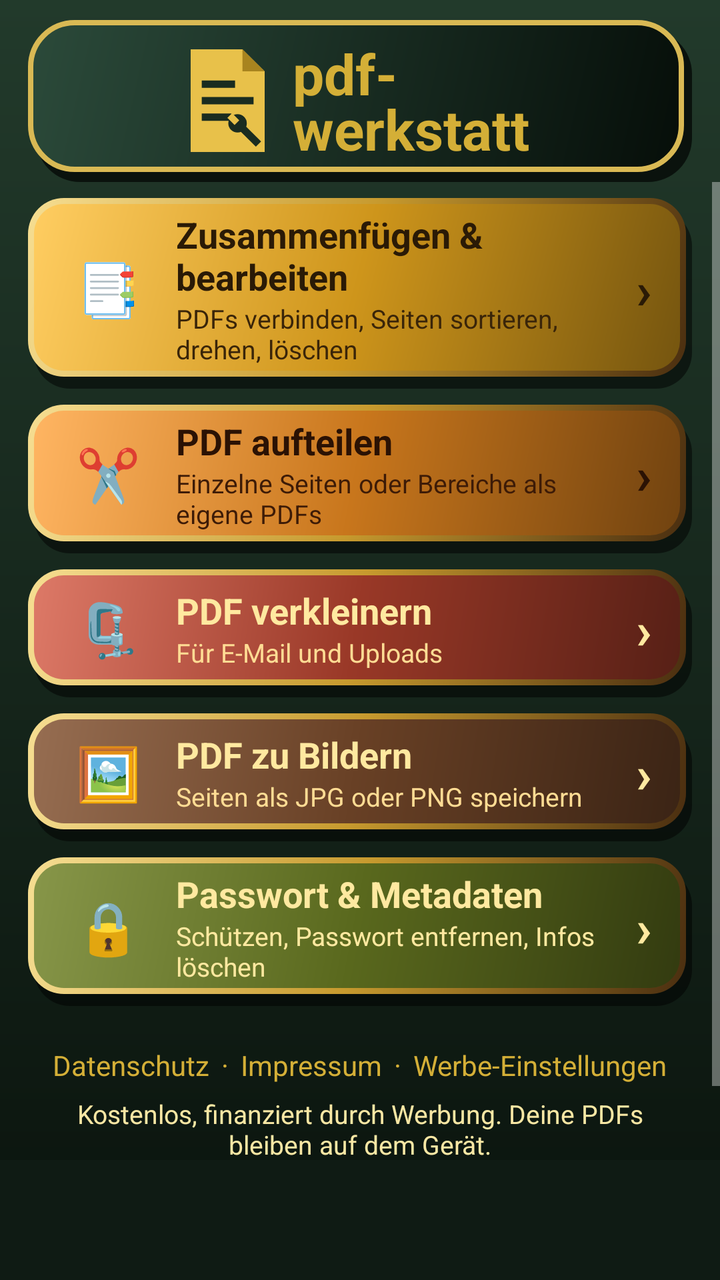
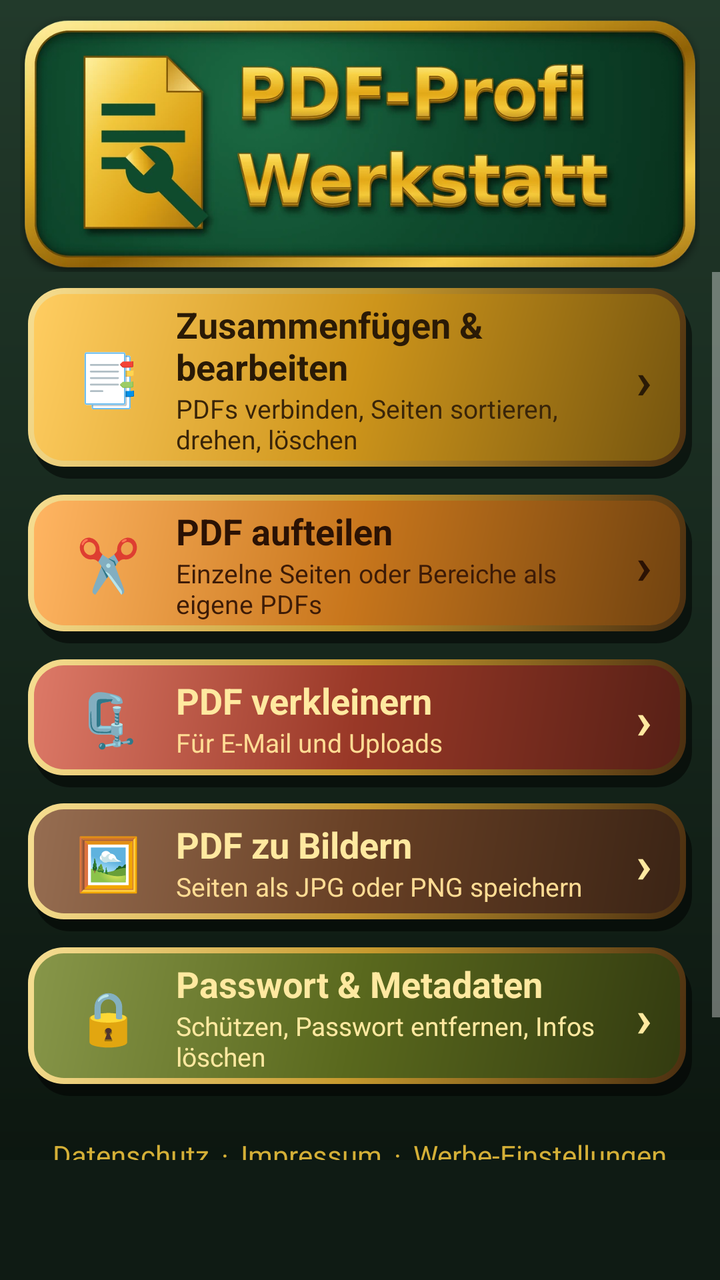

An Android layout rendered at two revisions. The XML below is the earlier revision; the diff shows what the commit changed to produce the second picture.
<!-- AndroidManifest.xml: application theme Theme.PdfWerkstatt -->
<!-- res/layout/activity_main.xml -->
<?xml version="1.0" encoding="utf-8"?>
<LinearLayout xmlns:android="http://schemas.android.com/apk/res/android"
    android:id="@+id/root"
    android:layout_width="match_parent"
    android:layout_height="match_parent"
    android:background="@drawable/bg_screen"
    android:orientation="vertical">

    <FrameLayout
        android:layout_width="match_parent"
        android:layout_height="wrap_content"
        android:layout_marginStart="14dp"
        android:layout_marginTop="10dp"
        android:layout_marginEnd="14dp"
        android:background="@drawable/bg_header"
        android:minHeight="76dp"
        android:padding="8dp">

        <TextView
            android:id="@+id/tvVersion"
            android:layout_width="wrap_content"
            android:layout_height="wrap_content"
            android:layout_gravity="top|start"
            android:paddingStart="6dp"
            android:textColor="@color/gold"
            android:textSize="14sp" />

        <LinearLayout
            android:layout_width="wrap_content"
            android:layout_height="wrap_content"
            android:layout_gravity="center"
            android:gravity="center_vertical"
            android:orientation="horizontal">

            <ImageView
                android:layout_width="wrap_content"
                android:layout_height="52dp"
                android:importantForAccessibility="no"
                android:adjustViewBounds="true"
                android:src="@drawable/ic_logo" />

            <TextView
                android:layout_width="wrap_content"
                android:layout_height="wrap_content"
                android:layout_marginStart="14dp"
                android:lineSpacingMultiplier="0.85"
                android:text="pdf-\nwerkstatt"
                android:textColor="@color/gold"
                android:textSize="28sp"
                android:textStyle="bold" />
        </LinearLayout>
    </FrameLayout>

    <ScrollView
        android:layout_width="match_parent"
        android:layout_height="0dp"
        android:layout_weight="1"
        android:fillViewport="true">

        <LinearLayout
            android:layout_width="match_parent"
            android:layout_height="wrap_content"
            android:orientation="vertical"
            android:paddingBottom="4dp">

            <LinearLayout
                android:id="@+id/tileEdit"
                android:layout_width="match_parent"
                android:layout_height="wrap_content"
                android:layout_marginStart="14dp"
                android:layout_marginTop="8dp"
                android:layout_marginEnd="14dp"
                android:background="@drawable/bg_tile_yellow"
                android:clickable="true"
                android:focusable="true"
                android:gravity="center_vertical"
                android:minHeight="64dp"
                android:orientation="horizontal"
                android:paddingStart="16dp"
                android:paddingTop="6dp"
                android:paddingEnd="20dp"
                android:paddingBottom="11dp">

                <TextView
                    android:layout_width="48dp"
                    android:layout_height="wrap_content"
                    android:gravity="center"
                    android:text="📑"
                    android:textSize="26sp" />

                <LinearLayout
                    android:layout_width="0dp"
                    android:layout_height="wrap_content"
                    android:layout_weight="1"
                    android:orientation="vertical"
                    android:paddingStart="10dp">

                    <TextView
                        android:layout_width="wrap_content"
                        android:layout_height="wrap_content"
                        android:text="Zusammenfügen &amp; bearbeiten"
                        android:textColor="#2A1A06"
                        android:textSize="18sp"
                        android:textStyle="bold" />

                    <TextView
                        android:layout_width="wrap_content"
                        android:layout_height="wrap_content"
                        android:text="PDFs verbinden, Seiten sortieren, drehen, löschen"
                        android:textColor="#3A2509"
                        android:textSize="13sp" />
                </LinearLayout>

                <TextView
                    android:layout_width="wrap_content"
                    android:layout_height="wrap_content"
                    android:text="›"
                    android:textColor="#2A1A06"
                    android:textSize="26sp"
                    android:textStyle="bold" />
            </LinearLayout>

            <LinearLayout
                android:id="@+id/tileSplit"
                android:layout_width="match_parent"
                android:layout_height="wrap_content"
                android:layout_marginStart="14dp"
                android:layout_marginTop="8dp"
                android:layout_marginEnd="14dp"
                android:background="@drawable/bg_tile_amber"
                android:clickable="true"
                android:focusable="true"
                android:gravity="center_vertical"
                android:minHeight="64dp"
                android:orientation="horizontal"
                android:paddingStart="16dp"
                android:paddingTop="6dp"
                android:paddingEnd="20dp"
                android:paddingBottom="11dp">

                <TextView
                    android:layout_width="48dp"
                    android:layout_height="wrap_content"
                    android:gravity="center"
                    android:text="✂️"
                    android:textSize="26sp" />

                <LinearLayout
                    android:layout_width="0dp"
                    android:layout_height="wrap_content"
                    android:layout_weight="1"
                    android:orientation="vertical"
                    android:paddingStart="10dp">

                    <TextView
                        android:layout_width="wrap_content"
                        android:layout_height="wrap_content"
                        android:text="PDF aufteilen"
                        android:textColor="#2B1204"
                        android:textSize="18sp"
                        android:textStyle="bold" />

                    <TextView
                        android:layout_width="wrap_content"
                        android:layout_height="wrap_content"
                        android:text="Einzelne Seiten oder Bereiche als eigene PDFs"
                        android:textColor="#3D1B07"
                        android:textSize="13sp" />
                </LinearLayout>

                <TextView
                    android:layout_width="wrap_content"
                    android:layout_height="wrap_content"
                    android:text="›"
                    android:textColor="#2B1204"
                    android:textSize="26sp"
                    android:textStyle="bold" />
            </LinearLayout>

            <LinearLayout
                android:id="@+id/tileCompress"
                android:layout_width="match_parent"
                android:layout_height="wrap_content"
                android:layout_marginStart="14dp"
                android:layout_marginTop="8dp"
                android:layout_marginEnd="14dp"
                android:background="@drawable/bg_tile_red"
                android:clickable="true"
                android:focusable="true"
                android:gravity="center_vertical"
                android:minHeight="64dp"
                android:orientation="horizontal"
                android:paddingStart="16dp"
                android:paddingTop="6dp"
                android:paddingEnd="20dp"
                android:paddingBottom="11dp">

                <TextView
                    android:layout_width="48dp"
                    android:layout_height="wrap_content"
                    android:gravity="center"
                    android:text="🗜️"
                    android:textSize="26sp" />

                <LinearLayout
                    android:layout_width="0dp"
                    android:layout_height="wrap_content"
                    android:layout_weight="1"
                    android:orientation="vertical"
                    android:paddingStart="10dp">

                    <TextView
                        android:layout_width="wrap_content"
                        android:layout_height="wrap_content"
                        android:text="PDF verkleinern"
                        android:textColor="#FFE9A0"
                        android:textSize="18sp"
                        android:textStyle="bold" />

                    <TextView
                        android:layout_width="wrap_content"
                        android:layout_height="wrap_content"
                        android:text="Für E-Mail und Uploads"
                        android:textColor="#FFDC94"
                        android:textSize="13sp" />
                </LinearLayout>

                <TextView
                    android:layout_width="wrap_content"
                    android:layout_height="wrap_content"
                    android:text="›"
                    android:textColor="#FFE9A0"
                    android:textSize="26sp"
                    android:textStyle="bold" />
            </LinearLayout>

            <LinearLayout
                android:id="@+id/tileImages"
                android:layout_width="match_parent"
                android:layout_height="wrap_content"
                android:layout_marginStart="14dp"
                android:layout_marginTop="8dp"
                android:layout_marginEnd="14dp"
                android:background="@drawable/bg_tile_brown"
                android:clickable="true"
                android:focusable="true"
                android:gravity="center_vertical"
                android:minHeight="64dp"
                android:orientation="horizontal"
                android:paddingStart="16dp"
                android:paddingTop="6dp"
                android:paddingEnd="20dp"
                android:paddingBottom="11dp">

                <TextView
                    android:layout_width="48dp"
                    android:layout_height="wrap_content"
                    android:gravity="center"
                    android:text="🖼️"
                    android:textSize="26sp" />

                <LinearLayout
                    android:layout_width="0dp"
                    android:layout_height="wrap_content"
                    android:layout_weight="1"
                    android:orientation="vertical"
                    android:paddingStart="10dp">

                    <TextView
                        android:layout_width="wrap_content"
                        android:layout_height="wrap_content"
                        android:text="PDF zu Bildern"
                        android:textColor="#FFE9A0"
                        android:textSize="18sp"
                        android:textStyle="bold" />

                    <TextView
                        android:layout_width="wrap_content"
                        android:layout_height="wrap_content"
                        android:text="Seiten als JPG oder PNG speichern"
                        android:textColor="#FFDC94"
                        android:textSize="13sp" />
                </LinearLayout>

                <TextView
                    android:layout_width="wrap_content"
                    android:layout_height="wrap_content"
                    android:text="›"
                    android:textColor="#FFE9A0"
                    android:textSize="26sp"
                    android:textStyle="bold" />
            </LinearLayout>

            <LinearLayout
                android:id="@+id/tileProtect"
                android:layout_width="match_parent"
                android:layout_height="wrap_content"
                android:layout_marginStart="14dp"
                android:layout_marginTop="8dp"
                android:layout_marginEnd="14dp"
                android:background="@drawable/bg_tile_olive"
                android:clickable="true"
                android:focusable="true"
                android:gravity="center_vertical"
                android:minHeight="64dp"
                android:orientation="horizontal"
                android:paddingStart="16dp"
                android:paddingTop="6dp"
                android:paddingEnd="20dp"
                android:paddingBottom="11dp">

                <TextView
                    android:layout_width="48dp"
                    android:layout_height="wrap_content"
                    android:gravity="center"
                    android:text="🔒"
                    android:textSize="26sp" />

                <LinearLayout
                    android:layout_width="0dp"
                    android:layout_height="wrap_content"
                    android:layout_weight="1"
                    android:orientation="vertical"
                    android:paddingStart="10dp">

                    <TextView
                        android:layout_width="wrap_content"
                        android:layout_height="wrap_content"
                        android:text="Passwort &amp; Metadaten"
                        android:textColor="#FFE9A0"
                        android:textSize="18sp"
                        android:textStyle="bold" />

                    <TextView
                        android:layout_width="wrap_content"
                        android:layout_height="wrap_content"
                        android:text="Schützen, Passwort entfernen, Infos löschen"
                        android:textColor="#FFE9A0"
                        android:textSize="13sp" />
                </LinearLayout>

                <TextView
                    android:layout_width="wrap_content"
                    android:layout_height="wrap_content"
                    android:text="›"
                    android:textColor="#FFE9A0"
                    android:textSize="26sp"
                    android:textStyle="bold" />
            </LinearLayout>

            <LinearLayout
                android:layout_width="match_parent"
                android:layout_height="wrap_content"
                android:gravity="center"
                android:orientation="horizontal"
                android:paddingTop="14dp">

                <TextView
                    android:id="@+id/tvPrivacy"
                    android:layout_width="wrap_content"
                    android:layout_height="wrap_content"
                    android:padding="6dp"
                    android:text="Datenschutz"
                    android:textColor="@color/gold"
                    android:textSize="14sp" />

                <TextView
                    android:layout_width="wrap_content"
                    android:layout_height="wrap_content"
                    android:text="·"
                    android:textColor="@color/gold" />

                <TextView
                    android:id="@+id/tvImprint"
                    android:layout_width="wrap_content"
                    android:layout_height="wrap_content"
                    android:padding="6dp"
                    android:text="Impressum"
                    android:textColor="@color/gold"
                    android:textSize="14sp" />

                <TextView
                    android:layout_width="wrap_content"
                    android:layout_height="wrap_content"
                    android:text="·"
                    android:textColor="@color/gold" />

                <TextView
                    android:id="@+id/tvAdSettings"
                    android:layout_width="wrap_content"
                    android:layout_height="wrap_content"
                    android:padding="6dp"
                    android:text="Werbe-Einstellungen"
                    android:textColor="@color/gold"
                    android:textSize="14sp" />
            </LinearLayout>

            <TextView
                android:layout_width="match_parent"
                android:layout_height="wrap_content"
                android:gravity="center"
                android:paddingStart="24dp"
                android:paddingEnd="24dp"
                android:text="Kostenlos, finanziert durch Werbung. Deine PDFs bleiben auf dem Gerät."
                android:textColor="@color/text_hell"
                android:textSize="13sp" />

            <TextView
                android:id="@+id/tvAbout"
                android:layout_width="match_parent"
                android:layout_height="wrap_content"
                android:gravity="center"
                android:padding="8dp"
                android:text="Eine Idee von autoknigge.de"
                android:textColor="@color/gold"
                android:textSize="14sp" />

        </LinearLayout>
    </ScrollView>

    <FrameLayout
        android:id="@+id/adContainer"
        android:layout_width="match_parent"
        android:layout_height="wrap_content"
        android:background="@drawable/bg_ad"
        android:minHeight="60dp" />
</LinearLayout>
<!-- resources referenced by this layout -->
<resources>
  <color name="gold">#D4AF37</color>
  <color name="text_hell">#F8E7A4</color>
  <!-- drawable bg_ad (drawable) -->
  <?xml version="1.0" encoding="utf-8"?>
  <shape xmlns:android="http://schemas.android.com/apk/res/android"
      android:shape="rectangle">
      <solid android:color="@color/tanne_dunkel" />
  </shape>
  <!-- drawable bg_header (drawable) -->
  <?xml version="1.0" encoding="utf-8"?>
  <layer-list xmlns:android="http://schemas.android.com/apk/res/android">
          <item
              android:left="4dp"
              android:top="5dp">
              <shape android:shape="rectangle">
                  <solid android:color="#0A120D" />
                  <corners android:radius="22dp" />
              </shape>
          </item>
          <item
              android:bottom="5dp"
              android:right="4dp">
              <shape android:shape="rectangle">
                  <gradient
                      android:angle="315"
                      android:endColor="#060E09"
                      android:startColor="#2B4A3A" />
                  <stroke
                      android:width="2.5dp"
                      android:color="#D9B954" />
                  <corners android:radius="22dp" />
              </shape>
          </item>
      </layer-list>
  <!-- drawable bg_screen (drawable) -->
  <?xml version="1.0" encoding="utf-8"?>
  <shape xmlns:android="http://schemas.android.com/apk/res/android"
      android:shape="rectangle">
      <gradient
          android:angle="270"
          android:endColor="#0A130D"
          android:startColor="#223A2B" />
  </shape>
  <!-- drawable ic_logo (drawable) -->
  <?xml version="1.0" encoding="utf-8"?>
  <vector xmlns:android="http://schemas.android.com/apk/res/android"
      android:width="48dp"
      android:height="67dp"
      android:viewportWidth="40"
      android:viewportHeight="56">
      <path
          android:fillColor="#E8C14A"
          android:pathData="M0,0 L28,0 L40,12 L40,56 L0,56 Z" />
      <path
          android:fillColor="#A8841F"
          android:pathData="M28,0 L28,12 L40,12 Z" />
      <path
          android:fillColor="#1A2C20"
          android:pathData="M6,17 L24,17 L24,21 L6,21 Z M6,26 L34,26 L34,30 L6,30 Z M6,35 L22,35 L22,39 L6,39 Z" />
      <group
          android:pivotX="31"
          android:pivotY="46"
          android:rotation="-45">
          <path
              android:fillColor="#1A2C20"
              android:pathData="M29,40 L33,40 L33,54 L29,54 Z" />
          <path
              android:fillColor="#1A2C20"
              android:pathData="M26,38 a5,5 0 1,0 10,0 a5,5 0 1,0 -10,0" />
          <path
              android:fillColor="#E8C14A"
              android:pathData="M29.2,32 L32.8,32 L32.8,37.5 L29.2,37.5 Z" />
      </group>
  </vector>
  <style name="Theme.PdfWerkstatt" parent="Theme.AppCompat.NoActionBar">
          <item name="android:windowBackground">@drawable/bg_screen</item>
          <item name="android:textColor">@color/text_hell</item>
          <item name="colorAccent">@color/gold</item>
          <item name="colorPrimary">@color/tanne</item>
          <item name="colorPrimaryDark">@color/tanne_dunkel</item>
          <item name="android:statusBarColor">@color/tanne</item>
          <item name="android:navigationBarColor">@color/tanne_dunkel</item>
          <item name="android:windowLightStatusBar">false</item>
      </style>
  <color name="tanne_dunkel">#0F1B14</color>
  <color name="tanne">#1A2C20</color>
  <!-- unchanged entries left out for length: 5 -->
</resources>

<!-- the commit's change to res/layout/activity_main.xml (unified diff, before → after) -->
@@ -9,46 +9,26 @@
     <FrameLayout
         android:layout_width="match_parent"
         android:layout_height="wrap_content"
-        android:layout_marginStart="14dp"
-        android:layout_marginTop="10dp"
-        android:layout_marginEnd="14dp"
-        android:background="@drawable/bg_header"
-        android:minHeight="76dp"
-        android:padding="8dp">
+        android:layout_marginStart="10dp"
+        android:layout_marginTop="8dp"
+        android:layout_marginEnd="10dp">
+
+        <ImageView
+            android:layout_width="match_parent"
+            android:layout_height="wrap_content"
+            android:adjustViewBounds="true"
+            android:contentDescription="PDF-Profi Werkstatt"
+            android:src="@drawable/header_logo" />
 
         <TextView
             android:id="@+id/tvVersion"
             android:layout_width="wrap_content"
             android:layout_height="wrap_content"
-            android:layout_gravity="top|start"
-            android:paddingStart="6dp"
+            android:layout_gravity="bottom|end"
+            android:layout_marginEnd="22dp"
+            android:layout_marginBottom="14dp"
             android:textColor="@color/gold"
-            android:textSize="14sp" />
-
-        <LinearLayout
-            android:layout_width="wrap_content"
-            android:layout_height="wrap_content"
-            android:layout_gravity="center"
-            android:gravity="center_vertical"
-            android:orientation="horizontal">
-
-            <ImageView
-                android:layout_width="wrap_content"
-                android:layout_height="52dp"
-                android:importantForAccessibility="no"
-                android:adjustViewBounds="true"
-                android:src="@drawable/ic_logo" />
-
-            <TextView
-                android:layout_width="wrap_content"
-                android:layout_height="wrap_content"
-                android:layout_marginStart="14dp"
-                android:lineSpacingMultiplier="0.85"
-                android:text="pdf-\nwerkstatt"
-                android:textColor="@color/gold"
-                android:textSize="28sp"
-                android:textStyle="bold" />
-        </LinearLayout>
+            android:textSize="13sp" />
     </FrameLayout>
 
     <ScrollView
<!-- resource entries referenced after the edit -->
@@ -8,32 +8,6 @@
       android:shape="rectangle">
       <solid android:color="@color/tanne_dunkel" />
   </shape>
-  <!-- drawable bg_header (drawable) -->
-  <?xml version="1.0" encoding="utf-8"?>
-  <layer-list xmlns:android="http://schemas.android.com/apk/res/android">
-          <item
-              android:left="4dp"
-              android:top="5dp">
-              <shape android:shape="rectangle">
-                  <solid android:color="#0A120D" />
-                  <corners android:radius="22dp" />
-              </shape>
-          </item>
-          <item
-              android:bottom="5dp"
-              android:right="4dp">
-              <shape android:shape="rectangle">
-                  <gradient
-                      android:angle="315"
-                      android:endColor="#060E09"
-                      android:startColor="#2B4A3A" />
-                  <stroke
-                      android:width="2.5dp"
-                      android:color="#D9B954" />
-                  <corners android:radius="22dp" />
-              </shape>
-          </item>
-      </layer-list>
   <!-- drawable bg_screen (drawable) -->
   <?xml version="1.0" encoding="utf-8"?>
   <shape xmlns:android="http://schemas.android.com/apk/res/android"
@@ -43,37 +17,7 @@
           android:endColor="#0A130D"
           android:startColor="#223A2B" />
   </shape>
-  <!-- drawable ic_logo (drawable) -->
-  <?xml version="1.0" encoding="utf-8"?>
-  <vector xmlns:android="http://schemas.android.com/apk/res/android"
-      android:width="48dp"
-      android:height="67dp"
-      android:viewportWidth="40"
-      android:viewportHeight="56">
-      <path
-          android:fillColor="#E8C14A"
-          android:pathData="M0,0 L28,0 L40,12 L40,56 L0,56 Z" />
-      <path
-          android:fillColor="#A8841F"
-          android:pathData="M28,0 L28,12 L40,12 Z" />
-      <path
-          android:fillColor="#1A2C20"
-          android:pathData="M6,17 L24,17 L24,21 L6,21 Z M6,26 L34,26 L34,30 L6,30 Z M6,35 L22,35 L22,39 L6,39 Z" />
-      <group
-          android:pivotX="31"
-          android:pivotY="46"
-          android:rotation="-45">
-          <path
-              android:fillColor="#1A2C20"
-              android:pathData="M29,40 L33,40 L33,54 L29,54 Z" />
-          <path
-              android:fillColor="#1A2C20"
-              android:pathData="M26,38 a5,5 0 1,0 10,0 a5,5 0 1,0 -10,0" />
-          <path
-              android:fillColor="#E8C14A"
-              android:pathData="M29.2,32 L32.8,32 L32.8,37.5 L29.2,37.5 Z" />
-      </group>
-  </vector>
+  <!-- drawable header_logo: webp bitmap (drawable-nodpi, 39594 bytes) -->
   <style name="Theme.PdfWerkstatt" parent="Theme.AppCompat.NoActionBar">
           <item name="android:windowBackground">@drawable/bg_screen</item>
           <item name="android:textColor">@color/text_hell</item>
